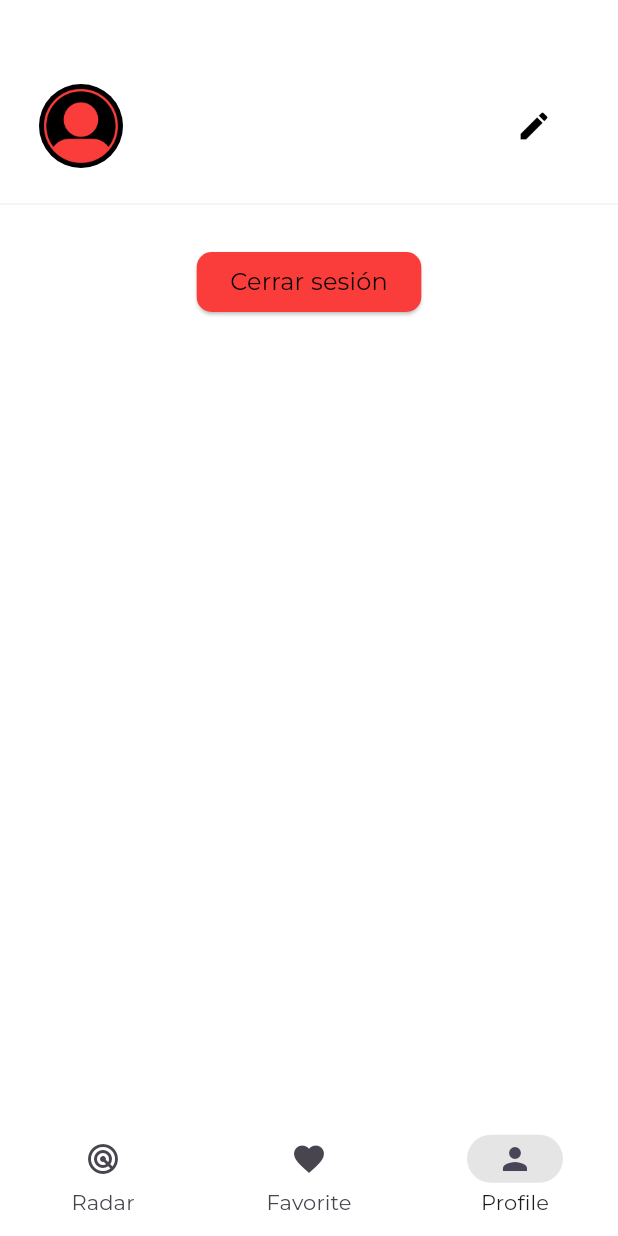
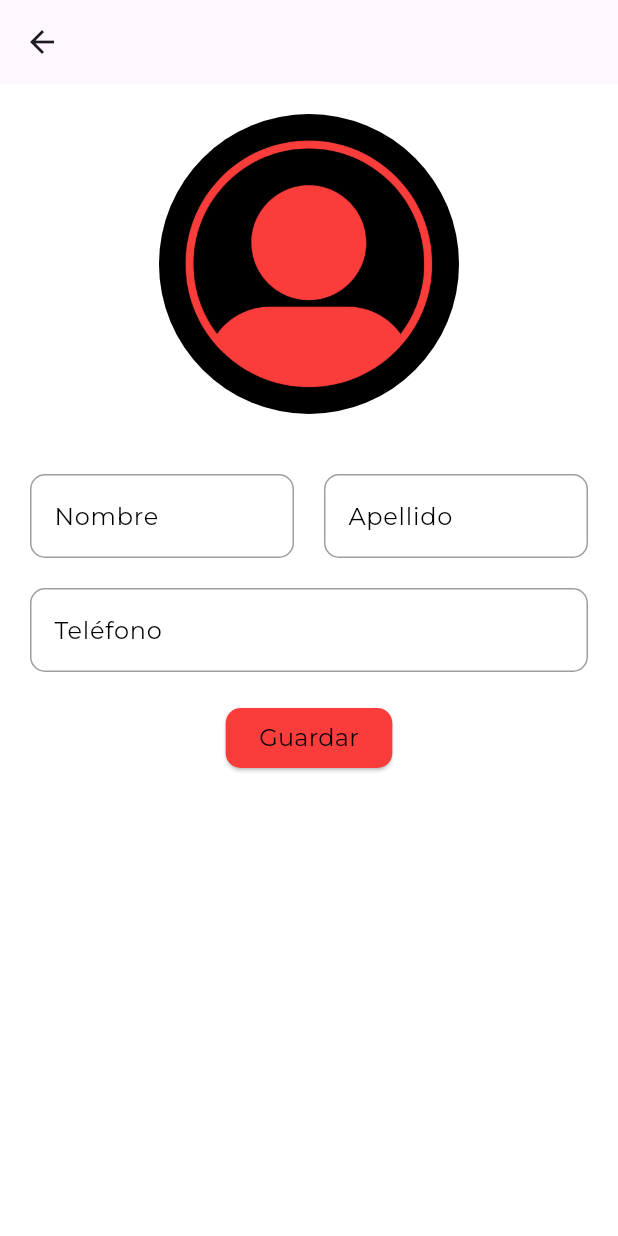
Before and after one commit to WolvenSoen/street_vendors, a Flutter app: the NavigationMenu screen opened directly, item 3 of the bottom bar chosen, after a tap on the "edit" icon, on a phone screen of 412 x 824 dp. Run offline on Flutter 3.47's test engine with Material 3 defaults, Android fonts, the light colour scheme and no system bars; our stand-ins replace cloud_firestore, connectivity_plus, firebase_auth, firebase_core, firebase_storage, flutter_native_splash and 7 more; accounts and stored records are empty.

Commit message:
Change Profile Picture || Upload Image

```diff
--- a/lib/src/common/components/bottom_nav_menu.dart
+++ b/lib/src/common/components/bottom_nav_menu.dart
@@ -1,6 +1,7 @@
 import 'package:flutter/material.dart';
 import 'package:get/get.dart';
 import '../../features/profile/views/profile.dart';
+import '../../features/streeter/views/favorites/favorites.dart';
 import '../../features/streeter/views/radar/radar.dart';
 import '../../utils/helpers/helpers.dart';
 
@@ -26,8 +27,8 @@ class NavigationMenu extends StatelessWidget {
           onDestinationSelected: (index) => controller.selectedIndex.value = index,
           destinations: const [
             NavigationDestination(icon: Icon(Icons.radar),label: 'Radar',),
-            NavigationDestination(icon: Icon(Icons.favorite),label: 'Favorite',),
-            NavigationDestination(icon: Icon(Icons.person),label: 'Profile',),
+            NavigationDestination(icon: Icon(Icons.favorite),label: 'Favoritos',),
+            NavigationDestination(icon: Icon(Icons.person),label: 'Perfil',),
           ],
         ),
       ),
@@ -39,11 +40,14 @@ class NavigationMenu extends StatelessWidget {
 class NavigationController extends GetxController{
   final Rx<int> selectedIndex = 0.obs;
 
+
   final screens = [
     Container(
       child: const RadarScreen(),
     ),
-    Container(color: Colors.blue),
+    Container(
+      child: const FavoritesScreen(),
+    ),
     Container(
       child: const ProfileScreen(),
     ),
--- /dev/null
+++ b/lib/src/features/profile/controllers/edit_profile_controller.dart
@@ -0,0 +1,82 @@
+import 'package:flutter/material.dart';
+import 'package:get/get.dart';
+import 'package:street_vendors/src/data/repositories/user/user_repository.dart';
+import 'package:street_vendors/src/features/profile/controllers/user_controller.dart';
+import 'package:street_vendors/src/features/profile/views/profile.dart';
+
+import '../../../common/components/fullscreen_loader_screen.dart';
+import '../../../common/components/loaders/loaders.dart';
+import '../../../utils/network/network_manager.dart';
+
+class EditProfileController extends GetxController {
+  static EditProfileController get instance => Get.find();
+
+  final hidePassword = true.obs;
+  final firstName = TextEditingController();
+  final lastName = TextEditingController();
+  final phoneNumber = TextEditingController();
+  final profilePicture = ''.obs;
+  GlobalKey<FormState> editProfileFormKey = GlobalKey<FormState>();
+
+  final userRepository = Get.put(UserRepository());
+
+  @override
+  void onInit() {
+    super.onInit();
+    // FILL FORM WITH USER DATA
+    firstName.text = UserController.instance.user.value.firstName;
+    lastName.text = UserController.instance.user.value.lastName;
+    phoneNumber.text = UserController.instance.user.value.phoneNumber;
+  }
+
+  void updateProfile() async{
+
+    try{
+      // LOADER INIT
+      FullScreenLoader.openLoadingDialog('');
+
+      // INTERNET CONNECTION
+      if(!await NetworkManager.instance.isConnected()){
+        FullScreenLoader.stopLoading();
+        Loaders.errorSnackBar(title: 'Oops!', message: 'No tienes conexión a internet');
+        return;
+      }
+
+      // VALIDATE FORM
+      if(!editProfileFormKey.currentState!.validate()){
+        FullScreenLoader.stopLoading();
+        return;
+      }
+
+      // UPDATE PROFILE LOGIC
+      Map<String, dynamic> updatedData = {
+        'firstName': firstName.text.trim(),
+        'lastName': lastName.text.trim(),
+        'fullName': '${firstName.text.trim()} ${lastName.text.trim()}',
+        'phoneNumber': phoneNumber.text.trim(),
+      };
+      await userRepository.singleModify(updatedData);
+
+      // UPDATE RX VALUES
+      UserController.instance.user.update((val) {
+        val!.firstName = firstName.text.trim();
+        val.lastName = lastName.text.trim();
+        val.fullName = '${firstName.text.trim()} ${lastName.text.trim()}';
+        val.phoneNumber = phoneNumber.text.trim();
+      });
+
+      FullScreenLoader.stopLoading();
+
+      // SHOW SUCCESS MESSAGE
+      Loaders.successSnackBar(title: 'Listo!', message: 'Datos actualizados correctamente');
+
+      // GO BACK
+      Get.off(const ProfileScreen());
+    } catch (e){
+      FullScreenLoader.stopLoading();
+      Loaders.errorSnackBar(title: 'Oops!', message: e.toString());
+    }
+
+
+  }
+}
--- /dev/null
+++ b/lib/src/features/profile/views/edit_profile.dart
@@ -0,0 +1,99 @@
+import 'package:flutter/material.dart';
+import 'package:get/get.dart';
+import 'package:street_vendors/src/features/profile/controllers/edit_profile_controller.dart';
+import 'package:street_vendors/src/utils/constants/text_strings.dart';
+
+import '../../../utils/validators/validators.dart';
+import '../controllers/user_controller.dart';
+
+class EditProfileScreen extends StatelessWidget {
+  EditProfileScreen({super.key});
+
+  final userController = UserController.instance;
+  final controller = Get.put(EditProfileController());
+
+  @override
+  Widget build(BuildContext context) {
+    return Scaffold(
+      appBar: AppBar(
+      ),
+      body: SingleChildScrollView(
+        child: Column(
+          children: [
+            /// Profile Picture
+            Padding(
+              padding: EdgeInsets.all(20.0),
+              child: Center(
+                child: GestureDetector(
+                  onTap: () {
+                    userController.uploadUserProfilePicture();
+                  },
+                  child: Obx(
+                    ()=> CircleAvatar(
+                      radius: 100,
+                      backgroundImage: userController.user.value.profilePicture.isNotEmpty
+                          ? NetworkImage(userController.user.value.profilePicture)
+                          : const AssetImage(TextStrings.AvatarDark) as ImageProvider,
+                    ),
+                  ),
+                ),
+              ),
+            ),
+            /// PERSONAL INFO
+            Form(
+              key: controller.editProfileFormKey,
+              child: Padding(
+                padding: EdgeInsets.all(20.0),
+                child: Column(
+                  children: [
+                    Row(
+                      children: <Widget>[
+                        Expanded(
+                          child: TextFormField(
+                            controller: controller.firstName,
+                            validator: (value) =>
+                                Validators.validateEmptyField(value, 'Nombre'),
+                            decoration: const InputDecoration(
+                              labelText: 'Nombre',
+                            ),
+                          ),
+                        ),
+                        const SizedBox(width: 20),
+                        Expanded(
+                          child: TextFormField(
+                            validator: (value) => Validators.validateEmptyField(
+                                value, 'Apellido'),
+                            controller: controller.lastName,
+                            decoration: const InputDecoration(
+                              labelText: 'Apellido',
+                            ),
+                          ),
+                        ),
+                      ],
+                    ),
+                    const SizedBox(height: 20),
+                    TextFormField(
+                      controller: controller.phoneNumber,
+                      validator: (value) => Validators.validateEmptyField(
+                          value, 'Teléfono'),
+                      decoration: const InputDecoration(
+                        labelText: 'Teléfono',
+                      ),
+                    ),
+                    const SizedBox(height: 20),
+                    ElevatedButton(
+                      onPressed: () {
+                        controller.updateProfile();
+                      },
+                      child: const Text('Guardar'),
+                    ),
+                  ],
+                ),
+              ),
+            ),
+          ],
+        ),
+      )
+    );
+  }
+}
--- a/lib/src/features/profile/views/profile.dart
+++ b/lib/src/features/profile/views/profile.dart
@@ -1,6 +1,8 @@
 import 'package:flutter/material.dart';
 import 'package:get/get.dart';
 import 'package:street_vendors/src/data/repositories/authentication/authentication_repository.dart';
+import 'package:street_vendors/src/features/profile/views/edit_profile.dart';
+import 'package:street_vendors/src/features/streeter/views/inventory/inventory.dart';
 import 'package:street_vendors/src/utils/constants/text_strings.dart';
 import 'package:street_vendors/src/utils/helpers/helpers.dart';
 
@@ -14,7 +16,7 @@ class ProfileScreen extends StatelessWidget {
   @override
   Widget build(BuildContext context) {
 
-    final controller = UserController.instance;
+    UserController controller = Get.find();
     final authController = AuthenticationRepository.instance;
 
     final dark = Helpers.isDarkMode(context);
@@ -59,7 +61,7 @@ class ProfileScreen extends StatelessWidget {
                   ),
                   trailing: IconButton(
                     onPressed: () {
-
+                      Get.to(EditProfileScreen());
                     },
                     icon: Icon(
                       Icons.edit,
@@ -75,7 +77,27 @@ class ProfileScreen extends StatelessWidget {
             ),
             const SizedBox(height: 20),
             /// BODY
-            /// FOOTER
+            // VENDOR INVENTORY IF VENDOR
+            if (controller.user.value.isVendor)
+              Column(
+                children: [
+                  ListTile(
+                    title: const Text('Inventario'),
+                    subtitle: const Text('Administra tus productos y/o servicios'),
+                    leading: const Icon(Icons.store),
+                    trailing: const Icon(Icons.arrow_forward_ios),
+                    onTap: () {
+                      Get.to(InventoryScreen());
+                    },
+                  ),
+                ],
+              ),
+            const SizedBox(height: 20),
+            const Divider(
+              color: AppColors.lightGrey,
+              thickness: 0.5,
+            ),
+            const SizedBox(height: 20),
             // LOGOUT BUTTON
             ElevatedButton(
               onPressed: () {
--- a/pubspec.yaml
+++ b/pubspec.yaml
@@ -18,6 +18,7 @@ dependencies:
   intl: ^0.18.1
   logger: ^2.0.1
   url_launcher: ^6.1.12
+  image_picker: ^1.0.7
   # State management
   get: ^4.6.5
   get_storage: ^2.1.1
@@ -33,6 +34,9 @@ dependencies:
   firebase_auth: ^4.14.0
   cloud_firestore: ^4.13.1
   google_sign_in: ^6.2.1
+  firebase_storage: ^11.6.9
+  cached_network_image: ^3.3.1
+
 
 
 dev_dependencies:
```
Also changed, not shown: lib/src/data/repositories/user/user_repository.dart (+26 -0 lines), lib/src/features/profile/controllers/user_controller.dart (+46 -2 lines), lib/src/features/streeter/views/favorites/favorites.dart (added, +20 -0 lines), lib/src/features/streeter/views/inventory/inventory.dart (added, +21 -0 lines), pubspec.lock, 2 other files.
